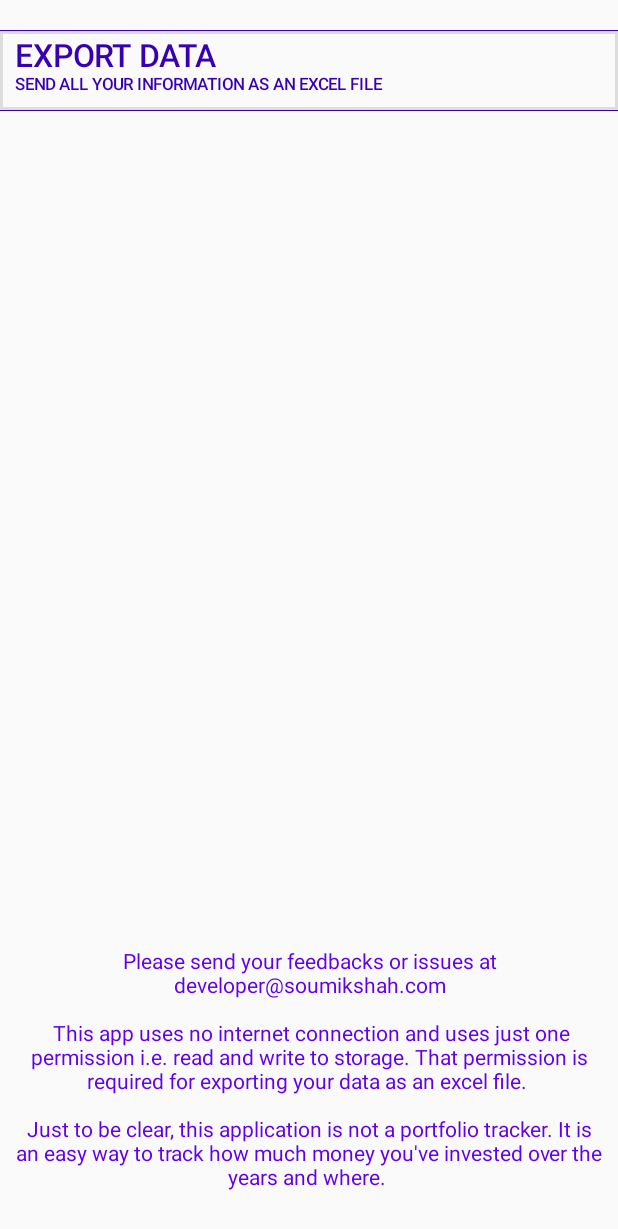
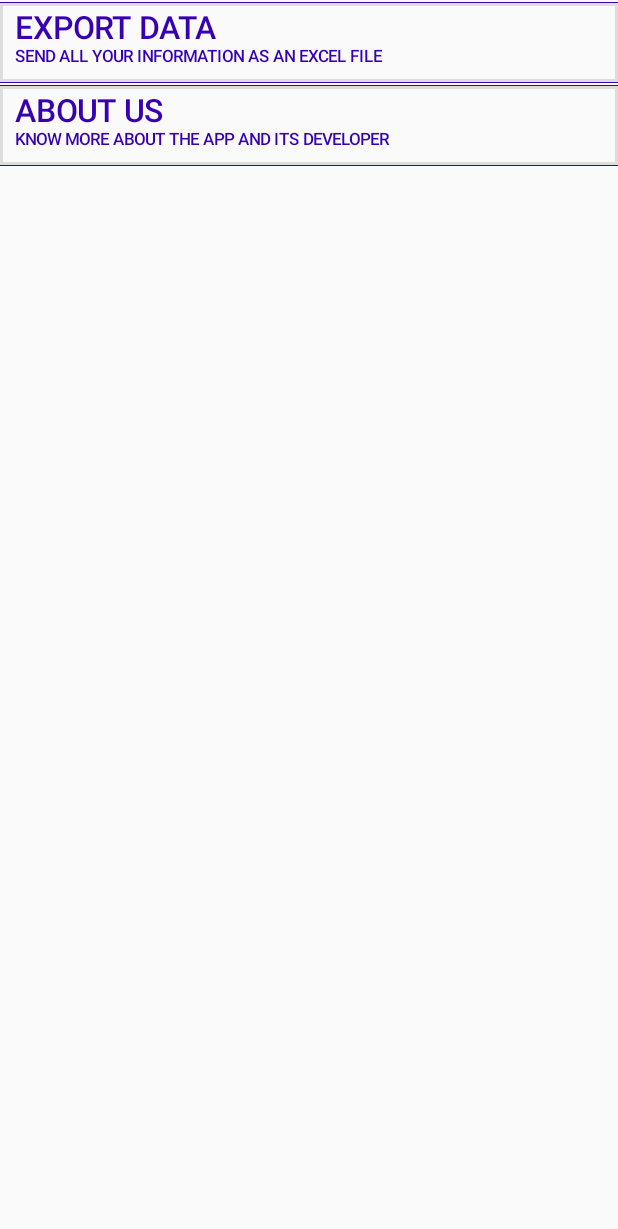
Before and after one commit to soumikshah/Plutus-InvestmentTracker, an Android app: the fragment SettingsFragment shown on its own in the app's theme, on a phone screen of 412 x 824 dp. Shown: the top 1229 px of the screen. Run offline under Robolectric (Android 15) with nearby library versions, the phone set to English and light mode, and no system bars; libraries missing offline, so code that uses them is left out: com.ajts.androidmads, com.mynameismidori.currencypicker; 5 statements that could not run were skipped.

Commit message:
Added about us section to the application.

```diff
--- a/app/build.gradle
+++ b/app/build.gradle
@@ -56,6 +56,7 @@ dependencies {
     implementation 'androidx.biometric:biometric:1.1.0'
     implementation 'com.github.midorikocak:currency-picker-android:1.2.1'
     implementation 'com.ajts.androidmads.SQLite2Excel:library:1.0.4'
+    implementation 'io.github.medyo:android-about-page:2.0.0'
     testImplementation 'junit:junit:4.13.2'
     androidTestImplementation 'androidx.test.ext:junit:1.1.3'
     androidTestImplementation 'androidx.test.espresso:espresso-core:3.4.0'
--- a/app/src/main/java/com/soumikshah/investmenttracker/view/SettingsFragment.kt
+++ b/app/src/main/java/com/soumikshah/investmenttracker/view/SettingsFragment.kt
@@ -33,6 +33,7 @@ class SettingsFragment internal constructor() : Fragment(){
     private var exportButton:Button? = null
     private var importButton:Button? = null
     private var secondCurrencyButton:Button? = null
+    private var aboutUsButton:Button? = null
     private val fileProvider = "com.soumikshah.investmenttracker.provider"
 
     override fun onCreateView(inflater: LayoutInflater, container: ViewGroup?, savedInstanceState: Bundle?): View? {
@@ -40,9 +41,10 @@ class SettingsFragment internal constructor() : Fragment(){
         sampleTextView = view.findViewById(R.id.sampleTextView)
         exportButton = view.findViewById(R.id.exportButton)
         importButton = view.findViewById(R.id.importButton)
+        aboutUsButton = view.findViewById(R.id.aboutUsButton)
         secondCurrencyButton = view.findViewById(R.id.enableSecondCurrencyButton)
         sampleTextView!!.text = getString(R.string.sampletext)
-
+        sampleTextView!!.visibility = GONE
         val secondCurrencyValue:String? = (context as MainActivity).mainFragment!!.getCurrency2()
         val firstCurrencyValue:String? = (context as MainActivity).mainFragment!!.getCurrency()
         if(firstCurrencyValue.isNullOrEmpty() || !secondCurrencyValue.isNullOrEmpty()){
@@ -81,6 +83,15 @@ class SettingsFragment internal constructor() : Fragment(){
                 picker.dismiss()
             }
             picker.show(parentFragmentManager, "CURRENCY_PICKER")
+        }
+
+        aboutUsButton!!.setOnClickListener {
+            val transaction = requireActivity().supportFragmentManager.beginTransaction()
+            transaction.setCustomAnimations(R.anim.slide_in_right,R.anim.slide_out_left,
+                R.anim.slide_in_left,R.anim.slide_out_right)
+            transaction.replace(R.id.fragment, AboutUs())
+            transaction.addToBackStack(null) // if written, this transaction will be added to backstack
+            transaction.commit()
         }
 
 
--- a/app/src/main/res/layout/fragment_settings.xml
+++ b/app/src/main/res/layout/fragment_settings.xml
@@ -1,65 +1,12 @@
-<?xml version="1.0" encoding="utf-8"?>
-<androidx.constraintlayout.widget.ConstraintLayout xmlns:android="http://schemas.android.com/apk/res/android"
-    xmlns:app="http://schemas.android.com/apk/res-auto"
+<RelativeLayout xmlns:android="http://schemas.android.com/apk/res/android"
     xmlns:tools="http://schemas.android.com/tools"
     android:layout_width="match_parent"
-    android:layout_height="match_parent">
+    android:layout_height="match_parent"
+    tools:context="com.soumikshah.investmenttracker.view.MainFragment">
 
-    <TextView
-        android:id="@+id/sampleTextView"
-        android:layout_width="wrap_content"
-        android:layout_height="wrap_content"
-        tools:text="Sample text"
-        android:padding="10dp"
-        android:textAlignment="center"
-        android:textColor="@color/colorPrimary"
-        android:layout_marginBottom="20dp"
-        app:layout_constraintBottom_toBottomOf="parent"
-        app:layout_constraintEnd_toEndOf="parent"
-        app:layout_constraintStart_toStartOf="parent" />
-
-    <Button
-        android:id="@+id/exportButton"
+    <include layout="@layout/setting_content" />
+    <RelativeLayout
+        android:id="@+id/fragment"
         android:layout_width="match_parent"
-        android:layout_height="wrap_content"
-        android:layout_marginTop="20dp"
-        android:paddingBottom="8dp"
-        android:paddingStart="@dimen/dimen_10"
-        android:paddingEnd="@dimen/dimen_10"
-        android:text="@string/export_as_excel"
-        android:textAlignment="viewStart"
-        app:layout_constraintEnd_toEndOf="parent"
-        app:layout_constraintStart_toStartOf="parent"
-        app:layout_constraintTop_toTopOf="parent"
-        style="?android:attr/buttonBarButtonStyle"
-        android:background="@drawable/textlines"/>
-
-    <Button
-        android:id="@+id/enableSecondCurrencyButton"
-        android:layout_width="match_parent"
-        android:layout_height="wrap_content"
-        android:text="@string/set_second_currency"
-        android:layout_marginTop="2dp"
-        android:paddingBottom="8dp"
-        android:paddingStart="@dimen/dimen_10"
-        android:paddingEnd="@dimen/dimen_10"
-        android:textAlignment="viewStart"
-        app:layout_constraintEnd_toEndOf="parent"
-        app:layout_constraintHorizontal_bias="1.0"
-        app:layout_constraintStart_toStartOf="parent"
-        app:layout_constraintTop_toBottomOf="@+id/exportButton"
-        style="?android:attr/buttonBarButtonStyle"
-        android:background="@drawable/textlines"/>
-
-    <Button
-        android:id="@+id/importButton"
-        android:layout_width="match_parent"
-        android:layout_height="wrap_content"
-        android:text="@string/import_data_as_excel"
-        android:textSize="18sp"
-        app:layout_constraintEnd_toEndOf="parent"
-        app:layout_constraintHorizontal_bias="1.0"
-        app:layout_constraintStart_toStartOf="parent"
-        app:layout_constraintTop_toBottomOf="@+id/exportButton"
-        android:visibility="gone"/>
-</androidx.constraintlayout.widget.ConstraintLayout>
+        android:layout_height="match_parent"/>
+</RelativeLayout>
--- /dev/null
+++ b/app/src/main/res/layout/setting_content.xml
@@ -0,0 +1,81 @@
+<?xml version="1.0" encoding="utf-8"?>
+<androidx.constraintlayout.widget.ConstraintLayout xmlns:android="http://schemas.android.com/apk/res/android"
+    xmlns:app="http://schemas.android.com/apk/res-auto"
+    xmlns:tools="http://schemas.android.com/tools"
+    android:layout_width="match_parent"
+    android:layout_height="match_parent">
+
+    <TextView
+        android:id="@+id/sampleTextView"
+        android:layout_width="wrap_content"
+        android:layout_height="wrap_content"
+        tools:text="Sample text"
+        android:padding="10dp"
+        android:textAlignment="center"
+        android:textColor="@color/colorPrimary"
+        android:layout_marginBottom="20dp"
+        app:layout_constraintBottom_toBottomOf="parent"
+        app:layout_constraintEnd_toEndOf="parent"
+        app:layout_constraintStart_toStartOf="parent" />
+
+    <Button
+        android:id="@+id/exportButton"
+        android:layout_width="match_parent"
+        android:layout_height="wrap_content"
+        android:layout_marginTop="1dp"
+        android:paddingBottom="8dp"
+        android:paddingStart="@dimen/dimen_10"
+        android:paddingEnd="@dimen/dimen_10"
+        android:text="@string/export_as_excel"
+        android:textAlignment="viewStart"
+        app:layout_constraintEnd_toEndOf="parent"
+        app:layout_constraintStart_toStartOf="parent"
+        app:layout_constraintTop_toTopOf="parent"
+        style="?android:attr/buttonBarButtonStyle"
+        android:background="@drawable/textlines"/>
+
+    <Button
+        android:id="@+id/enableSecondCurrencyButton"
+        android:layout_width="match_parent"
+        android:layout_height="wrap_content"
+        android:text="@string/set_second_currency"
+        android:layout_marginTop="1dp"
+        android:paddingBottom="8dp"
+        android:paddingStart="@dimen/dimen_10"
+        android:paddingEnd="@dimen/dimen_10"
+        android:textAlignment="viewStart"
+        app:layout_constraintEnd_toEndOf="parent"
+        app:layout_constraintHorizontal_bias="1.0"
+        app:layout_constraintStart_toStartOf="parent"
+        app:layout_constraintTop_toBottomOf="@+id/exportButton"
+        style="?android:attr/buttonBarButtonStyle"
+        android:background="@drawable/textlines"/>
+    <Button
+        android:id="@+id/aboutUsButton"
+        android:layout_width="match_parent"
+        android:layout_height="wrap_content"
+        android:text="@string/about_us"
+        android:textSize="18sp"
+        style="?android:attr/buttonBarButtonStyle"
+        android:layout_marginTop="1dp"
+        android:paddingBottom="8dp"
+        android:paddingStart="@dimen/dimen_10"
+        android:paddingEnd="@dimen/dimen_10"
+        android:textAlignment="viewStart"
+        app:layout_constraintEnd_toEndOf="parent"
+        app:layout_constraintHorizontal_bias="1.0"
+        app:layout_constraintStart_toStartOf="parent"
+        app:layout_constraintTop_toBottomOf="@+id/enableSecondCurrencyButton"
+        android:background="@drawable/textlines"/>
+    <Button
+        android:id="@+id/importButton"
+        android:layout_width="match_parent"
+        android:layout_height="wrap_content"
+        android:text="@string/import_data_as_excel"
+        android:textSize="18sp"
+        app:layout_constraintEnd_toEndOf="parent"
+        app:layout_constraintHorizontal_bias="1.0"
+        app:layout_constraintStart_toStartOf="parent"
+        app:layout_constraintTop_toBottomOf="@+id/exportButton"
+        android:visibility="gone"/>
+</androidx.constraintlayout.widget.ConstraintLayout>
```
Also changed, not shown: app/src/main/java/com/soumikshah/investmenttracker/view/AboutUs.kt (added, +38 -0 lines), app/src/main/res/values/strings.xml (+10 -0 lines), app/src/main/res/drawable-nodpi/background_image.png (added).
